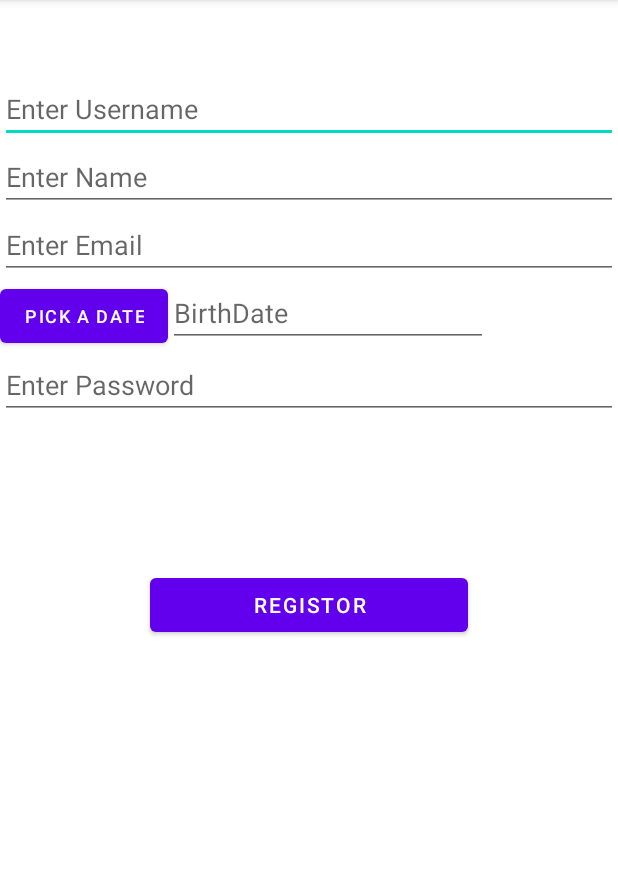
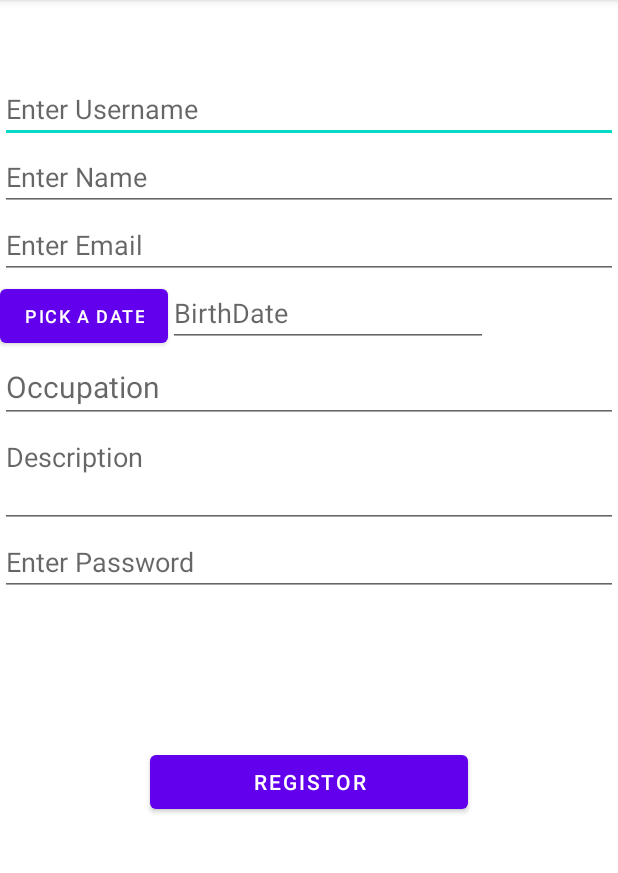
Before and after one commit to AGT1041/AndroidApp, an Android app: the screen it shows after launch (MainActivity), on a phone screen of 412 x 824 dp, the part 84-957 px from its top. Run offline under Robolectric (Android 15) with nearby library versions, the phone set to English and light mode, and no system bars.

```diff
--- a/app/build.gradle
+++ b/app/build.gradle
@@ -40,6 +40,7 @@ dependencies {
     implementation 'androidx.constraintlayout:constraintlayout:2.0.4'
     implementation 'com.google.firebase:firebase-core:12.0.1'
     implementation platform('com.google.firebase:firebase-bom:27.1.0')
+    implementation 'androidx.legacy:legacy-support-v4:1.0.0'
     testImplementation 'junit:junit:4.+'
     androidTestImplementation 'androidx.test.ext:junit:1.1.2'
     androidTestImplementation 'androidx.test.espresso:espresso-core:3.3.0'
--- a/app/src/main/java/com/example/androidapplication/MainActivity.java
+++ b/app/src/main/java/com/example/androidapplication/MainActivity.java
@@ -23,7 +23,7 @@ public class MainActivity extends AppCompatActivity implements OnDateSetListener
     private EditText userText;
     private EditText passWord;
     private EditText fullName;
-    private EditText emailText;
+    private EditText emailText,urdescription,workText;
     Button signUp;
     private Button mDatebtn,dButton;
     private TextView mDateText;
@@ -39,7 +39,8 @@ public class MainActivity extends AppCompatActivity implements OnDateSetListener
         fullName=findViewById(R.id.editTextName);
         passWord=findViewById(R.id.password);
         signUp=findViewById(R.id.regester);
-        // dButton=findViewById(R.id.regester);
+        urdescription=findViewById(R.id.mainDescription);
+        workText=findViewById(R.id.occupationInput);
         mDatebtn=findViewById(R.id.datePickerButton);
         mDateText=findViewById(R.id.datetText);
 
@@ -50,11 +51,17 @@ public class MainActivity extends AppCompatActivity implements OnDateSetListener
 
                 if(SetValidation()==true && mDateText.length()!=0){
                     String username = userText.getText().toString();
+                    String fullname=fullName.getText().toString();
+                    String urjob=workText.getText().toString();
+                    String urinfo= urdescription.getText().toString();
+
                     Intent intent = new Intent(MainActivity.this, SecondActivity.class);
                     intent.putExtra("usernames", username);
                     intent.putExtra("age", ageText);
-                    intent.putExtra("fullname",fullName.getText().toString());
-                    intent.putExtra("fullname",fullName.getText().toString());
+                    intent.putExtra("fullname",fullname);
+                    intent.putExtra("work",urjob);
+                    intent.putExtra("description",urinfo);
+                    //intent.putExtra("fullname",fullName.getText().toString());
                     //intent.putExtra("age",)
                     startActivity(intent);
                 }
@@ -98,6 +105,12 @@ public class MainActivity extends AppCompatActivity implements OnDateSetListener
 
         if (mDateText.length()==0){
             mDateText.setError("need birth date");
+        }
+        if(workText.length()==0){
+            workText.setError("Cant leave this empty");
+        }
+        if (urdescription .length()==0){
+            urdescription.setError("cant leave this empty");
         }
 
         // return true.
--- a/app/src/main/res/layout/activity_main.xml
+++ b/app/src/main/res/layout/activity_main.xml
@@ -16,6 +16,7 @@
         android:ems="10"
         android:hint="@string/username"
         android:inputType="textPersonName" />
+
 
     <EditText
         android:id="@+id/editTextName"
@@ -57,12 +58,34 @@
     </LinearLayout>
 
     <EditText
+        android:id="@+id/occupationInput"
+        android:layout_width="match_parent"
+        android:layout_height="wrap_content"
+        android:hint="Occupation"
+        android:ems="10"
+        android:inputType="text"
+        android:textSize="20sp"
+        />
+    <EditText
+        android:id="@+id/mainDescription"
+        android:layout_width="match_parent"
+        android:layout_height="70dp"
+        android:ems="10"
+        android:gravity="start|top"
+        android:hint="Description"
+        android:inputType="textMultiLine"
+        />
+
+    <EditText
         android:id="@+id/password"
         android:layout_width="match_parent"
         android:layout_height="wrap_content"
         android:ems="10"
         android:hint="@string/password"
         android:inputType="textPassword" />
+
+
+
 
     <Button
         android:id="@+id/regester"
@@ -72,5 +95,4 @@
         android:text="@string/Registor" />
 
 
-
 </LinearLayout>
--- a/app/src/main/res/values/strings.xml
+++ b/app/src/main/res/values/strings.xml
@@ -9,4 +9,6 @@
     <string name="back">Go back </string>
     <string name="datePick">Pick a Date </string>
     <string name="me">Taddesse, Abenezer 4/12/2021 </string>
+    <!-- TODO: Remove or change this placeholder text -->
+    <string name="hello_blank_fragment">Hello blank fragment</string>
 </resources>
```
Also changed, not shown: app/src/main/java/com/example/androidapplication/SecondActivity.java (+12 -2 lines), app/src/main/java/com/example/androidapplication/main.java (added, +63 -0 lines), app/src/main/res/layout/activity_second.xml (+4 -4 lines), app/src/main/res/layout/fragment_main.xml (added, +14 -0 lines), 1 other file.
